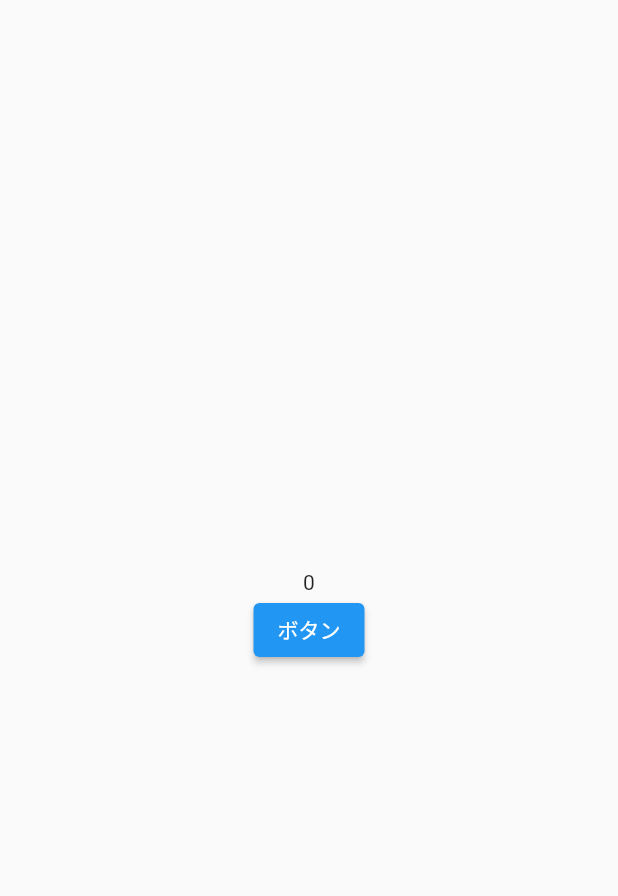
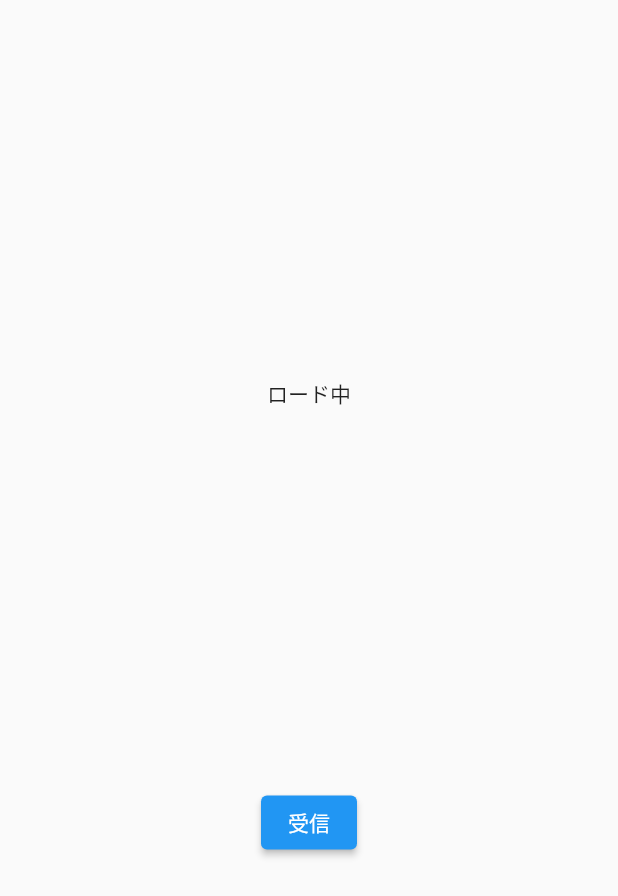
Before and after one commit to ITpassport/statemaster, a Flutter app: the first screen one second after launch, on a phone screen of 412 x 824 dp. Shown: the top 896 px of the screen. Run offline on Flutter 3.47's test engine with Material 2 defaults, Android fonts, the phone set to English and light mode, and no system bars; our stand-ins replace flutter_riverpod, riverpod_annotation; generated files the repository leaves out were written again.

```diff
--- a/lib/main.dart
+++ b/lib/main.dart
@@ -1,7 +1,6 @@
 import 'package:flutter/material.dart';
 import 'package:flutter_riverpod/flutter_riverpod.dart';
-import 'my_widget_1.dart';
-
+import 'my_widget_4.dart';
 
 void main() {
   const app = MyApp();
--- a/lib/my_widget_2.dart
+++ b/lib/my_widget_2.dart
@@ -9,4 +9,3 @@ class MyWidget extends ConsumerWidget {
     return Text('ここにデータを表示');
   }
 }
-//aaaa
--- a/lib/my_widget_4.dart
+++ b/lib/my_widget_4.dart
@@ -1,12 +1,35 @@
 import 'package:flutter/material.dart';
 import 'package:flutter_riverpod/flutter_riverpod.dart';
+import 'package:practice/stream.dart';
 
 class MyWidget extends ConsumerWidget {
   const MyWidget({super.key});
 
   @override
   Widget build(BuildContext context, WidgetRef ref) {
-    return Text('ここにデータを表示');
+    final stream = ref.watch(streamNotifierProvider);
+
+    final widget = stream .when(
+      loading: () => Text('ロード中'),
+      error: (e,s) => Text('エラーe'),
+      data: (d) => Text('$d'),
+    );
+
+    final  Streambutton =  ElevatedButton(
+      onPressed : () {
+        final notifier = ref.read(streamNotifierProvider.notifier);
+        notifier.updateState();
+      },
+      child:Text('受信')
+    );
+
+    return Column(
+      mainAxisAlignment: MainAxisAlignment.spaceEvenly,
+      children: [
+      // 横に並べる
+      widget, Streambutton,
+    ]
+    );
   }
 }
 //aaaa
```
Also changed, not shown: lib/my_widget_3.dart (+23 -2 lines).
